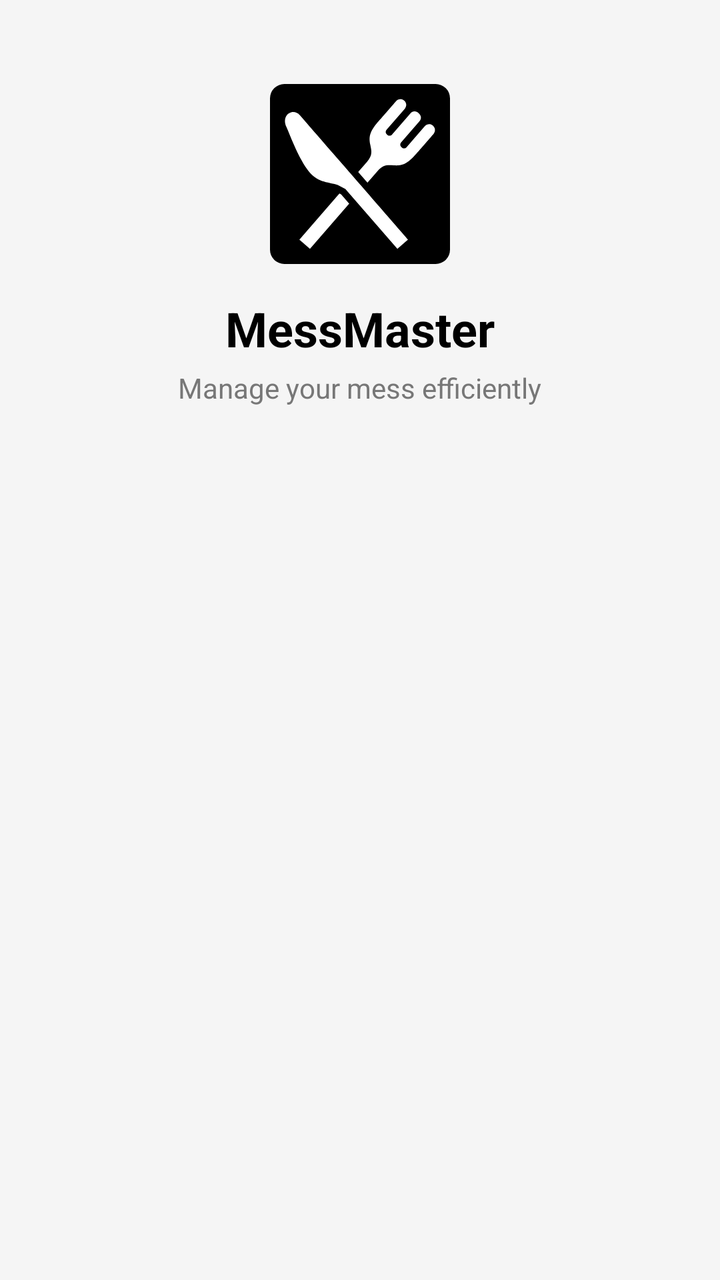
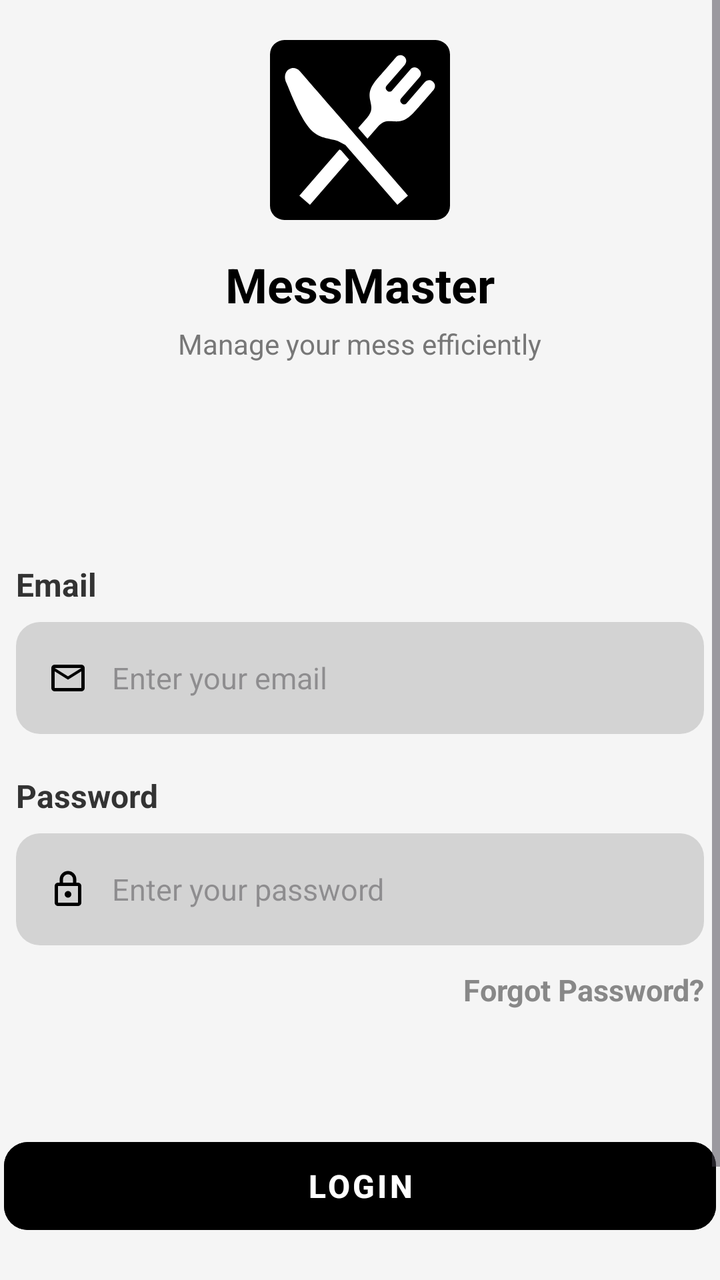

The first picture is an Android layout as it rendered before a commit; the second is the same layout after the commit. The layout source and the unified diff follow.
<!-- AndroidManifest.xml: application theme Theme.MessMaster -->
<!-- res/layout/activity_login.xml -->
<?xml version="1.0" encoding="utf-8"?>
<ScrollView xmlns:android="http://schemas.android.com/apk/res/android"
    xmlns:app="http://schemas.android.com/apk/res-auto"
    xmlns:tools="http://schemas.android.com/tools"
    android:id="@+id/main"
    android:layout_width="match_parent"
    android:layout_height="match_parent"
    android:background="#F5F5F5"
    tools:context=".MainActivity">

    <LinearLayout
        android:layout_width="match_parent"
        android:layout_height="match_parent"
        android:orientation="vertical"
        android:padding="2dp">

        <Space
            android:layout_width="match_parent"
            android:layout_height="40dp"/>

        <ImageView
            android:layout_width="90dp"
            android:layout_height="90dp"
            android:src="@drawable/login_icon"
            android:layout_gravity="center"/>

        <TextView
            android:layout_width="wrap_content"
            android:layout_height="wrap_content"
            android:text="MessMaster"
            android:textSize="24sp"
            android:textStyle="bold"
            android:textColor="#000"
            android:layout_gravity="center"
            android:layout_marginTop="16dp"/>

        <TextView
            android:layout_width="wrap_content"
            android:layout_height="wrap_content"
            android:text="Manage your mess efficiently"
            android:textSize="14sp"
            android:textColor="#777"
            android:layout_gravity="center"
            android:layout_marginTop="4dp"/>





    </LinearLayout>

</ScrollView>
<!-- resources referenced by this layout -->
<resources>
  <!-- drawable login_icon (drawable) -->
  <vector xmlns:android="http://schemas.android.com/apk/res/android"
      android:width="800dp"
      android:height="800dp"
      android:viewportWidth="614.4"
      android:viewportHeight="614.4">
    <path
        android:pathData="M49.15,0L565.25,0A49.15,49.15 0,0 1,614.4 49.15L614.4,565.25A49.15,49.15 0,0 1,565.25 614.4L49.15,614.4A49.15,49.15 0,0 1,0 565.25L0,49.15A49.15,49.15 0,0 1,49.15 0z"
        android:strokeWidth="0"
        android:fillColor="#000000"/>
    <path
        android:pathData="M101.77,106.44C78.96,80.24 37.21,105.03 55.88,146.35c12.44,27.56 36.47,94.92 70.02,143.44c33.56,48.52 69.33,43.33 105.45,55.08l25.95,13.42l177.55,204.2l35.91,-31.23l0.19,-0.16c-5.25,-6.05 -166.72,-191.78 -230.56,-265.2C177.19,193.22 112.86,119.2 101.77,106.44z"
        android:fillColor="#ffffff"/>
    <path
        android:pathData="M527.86,144.75l-61.94,71.27c-3.97,4.56 -10.86,5.03 -15.42,1.06l-2.2,-1.91c-4.53,-3.95 -5.03,-10.84 -1.06,-15.41l62.23,-71.59c10.22,-11.73 5.38,-22.13 -2.22,-28.72c-7.58,-6.58 -18.53,-9.94 -28.75,1.81l-62.23,71.59c-3.95,4.55 -10.86,5.03 -15.41,1.06l-2.19,-1.91c-4.56,-3.95 -5.05,-10.86 -1.09,-15.41l61.95,-71.27c18.3,-21.03 -12.3,-46.38 -30.16,-25.83c-21.39,24.59 -59.16,68.03 -59.16,68.03c-33,37.69 -32.5,55.34 -27.84,80.08c3.78,19.94 9.33,34.28 -11.16,57.84l-30.23,34.78l31.72,36.45l34.64,-39.84c20.47,-23.55 35.45,-20.05 55.72,-19.09c25.16,1.2 42.7,-0.77 75.42,-38.67c0,0 37.77,-43.47 59.16,-68.06C575.51,150.49 546.15,123.74 527.86,144.75z"
        android:fillColor="#ffffff"/>
    <path
        android:pathData="M236.96,373.89l-136.66,157.19l36.11,31.41l133.84,-153.94l-27.55,-31.69z"
        android:fillColor="#ffffff"/>
  </vector>
  <style name="Theme.MessMaster" parent="Base.Theme.MessMaster" />
  <style name="Base.Theme.MessMaster" parent="Theme.Material3.DayNight.NoActionBar">
          
          
      </style>
</resources>

<!-- the commit's change to res/layout/activity_login.xml (unified diff, before → after) -->
@@ -6,17 +6,19 @@
     android:layout_width="match_parent"
     android:layout_height="match_parent"
     android:background="#F5F5F5"
+    android:fitsSystemWindows="true"
     tools:context=".MainActivity">
 
     <LinearLayout
         android:layout_width="match_parent"
         android:layout_height="match_parent"
         android:orientation="vertical"
+        android:layout_gravity="center"
         android:padding="2dp">
 
         <Space
             android:layout_width="match_parent"
-            android:layout_height="40dp"/>
+            android:layout_height="80dp"/>
 
         <ImageView
             android:layout_width="90dp"
@@ -43,9 +45,165 @@
             android:layout_gravity="center"
             android:layout_marginTop="4dp"/>
 
-
-
-
+        <Space
+            android:layout_width="match_parent"
+            android:layout_height="100dp" />
+
+        <TextView
+            android:layout_width="match_parent"
+            android:layout_height="wrap_content"
+            android:text="Email"
+            android:textSize="16sp"
+            android:textStyle="bold"
+            android:textColor="#333333"
+            android:layout_marginBottom="8dp"
+            android:layout_marginHorizontal="6dp"/>
+
+        <LinearLayout
+            android:layout_width="match_parent"
+            android:layout_height="56dp"
+            android:orientation="horizontal"
+            android:background="@drawable/bg_input_field"
+            android:gravity="center_vertical"
+            android:paddingHorizontal="16dp"
+            android:layout_marginHorizontal="6dp">
+
+            <ImageView
+                android:layout_width="20dp"
+                android:layout_height="20dp"
+                android:src="@drawable/mail_icon"
+                android:contentDescription="Email Icon" />
+
+            <EditText
+                android:id="@+id/etEmail"
+                android:layout_width="0dp"
+                android:layout_height="match_parent"
+                android:layout_weight="1"
+                android:layout_marginStart="12dp"
+                android:hint="Enter your email"
+                android:hintTextColor="#000000"
+                android:textColor="#000000"
+                android:textSize="15sp"
+                android:background="@null"
+                android:inputType="textEmailAddress"
+                android:singleLine="true"
+                android:importantForAutofill="yes"
+                android:autofillHints="emailAddress" />
+
+        </LinearLayout>
+
+        <Space
+            android:layout_width="match_parent"
+            android:layout_height="20dp" />
+
+        <TextView
+            android:layout_width="match_parent"
+            android:layout_height="wrap_content"
+            android:text="Password"
+            android:textSize="16sp"
+            android:textStyle="bold"
+            android:textColor="#333333"
+            android:layout_marginBottom="8dp"
+            android:layout_marginHorizontal="6dp"/>
+
+        <LinearLayout
+            android:layout_width="match_parent"
+            android:layout_height="56dp"
+            android:orientation="horizontal"
+            android:background="@drawable/bg_input_field"
+            android:gravity="center_vertical"
+            android:paddingHorizontal="16dp"
+            android:layout_marginHorizontal="6dp">
+
+            <ImageView
+                android:layout_width="20dp"
+                android:layout_height="20dp"
+                android:src="@drawable/lock_icon"
+                android:contentDescription="Password Icon" />
+
+            <EditText
+                android:id="@+id/etPassword"
+                android:layout_width="0dp"
+                android:layout_height="match_parent"
+                android:layout_weight="1"
+                android:layout_marginStart="12dp"
+                android:hint="Enter your password"
+                android:hintTextColor="#BBBBBB"
+                android:textColor="#000000"
+                android:textSize="15sp"
+                android:background="@null"
+                android:inputType="textPassword"
+                android:singleLine="true"
+                android:importantForAutofill="yes"
+                android:autofillHints="password" />
+
+        </LinearLayout>
+
+        <TextView
+            android:id="@+id/tvForgotPassword"
+            android:layout_width="match_parent"
+            android:layout_height="wrap_content"
+            android:text="Forgot Password?"
+            android:textSize="15sp"
+            android:textColor="#888888"
+            android:textStyle="bold"
+            android:gravity="end"
+            android:layout_marginTop="12dp"
+            android:clickable="true"
+            android:focusable="true"
+            android:background="?attr/selectableItemBackgroundBorderless"
+            android:layout_marginRight="6dp"/>
+
+        <Space
+            android:layout_width="match_parent"
+            android:layout_height="60dp" />
+
+        <Button
+            android:id="@+id/btnLogin"
+            android:layout_width="match_parent"
+            android:layout_height="56dp"
+            android:text="Login"
+            android:textSize="16sp"
+            android:textColor="#FFFFFF"
+            android:textStyle="bold"
+            android:backgroundTint="#000000"
+            android:stateListAnimator="@null"
+            style="@style/Widget.MaterialComponents.Button"
+            app:cornerRadius="12dp" />
+
+        <LinearLayout
+            android:layout_width="wrap_content"
+            android:layout_height="wrap_content"
+            android:orientation="horizontal"
+            android:layout_gravity="center_horizontal"
+            android:layout_marginTop="20dp"
+            android:gravity="center_vertical">
+
+            <TextView
+                android:layout_width="wrap_content"
+                android:layout_height="wrap_content"
+                android:text="Don't have an account? "
+                android:textSize="14sp"
+                android:textColor="#888888" />
+
+            <TextView
+                android:id="@+id/tvRegister"
+                android:layout_width="wrap_content"
+                android:layout_height="wrap_content"
+                android:text="Register"
+                android:textSize="14sp"
+                android:textColor="#000000"
+                android:textStyle="bold"
+                android:paintFlags="8"
+                android:clickable="true"
+                android:focusable="true"
+                android:background="?attr/selectableItemBackgroundBorderless" />
+
+        </LinearLayout>
+
+        <Space
+            android:layout_width="match_parent"
+            android:layout_height="40dp" />
 
     </LinearLayout>
 
<!-- resource entries referenced after the edit -->
@@ -1,5 +1,25 @@
 <!-- resources referenced by this layout -->
 <resources>
+  <!-- drawable bg_input_field (drawable) -->
+  <?xml version="1.0" encoding="utf-8"?>
+  <shape xmlns:android="http://schemas.android.com/apk/res/android"
+      android:shape="rectangle">
+  
+      <solid android:color="#D3D3D3" />
+  
+      <corners android:radius="12dp" />
+  
+  </shape>
+  <!-- drawable lock_icon (drawable) -->
+  <vector xmlns:android="http://schemas.android.com/apk/res/android"
+      android:width="24dp"
+      android:height="24dp"
+      android:viewportWidth="960"
+      android:viewportHeight="960">
+    <path
+        android:pathData="M240,880q-33,0 -56.5,-23.5T160,800v-400q0,-33 23.5,-56.5T240,320h40v-80q0,-83 58.5,-141.5T480,40q83,0 141.5,58.5T680,240v80h40q33,0 56.5,23.5T800,400v400q0,33 -23.5,56.5T720,880L240,880ZM240,800h480v-400L240,400v400ZM536.5,656.5Q560,633 560,600t-23.5,-56.5Q513,520 480,520t-56.5,23.5Q400,567 400,600t23.5,56.5Q447,680 480,680t56.5,-23.5ZM360,320h240v-80q0,-50 -35,-85t-85,-35q-50,0 -85,35t-35,85v80ZM240,800v-400,400Z"
+        android:fillColor="#000000"/>
+  </vector>
   <!-- drawable login_icon (drawable) -->
   <vector xmlns:android="http://schemas.android.com/apk/res/android"
       android:width="800dp"
@@ -20,6 +40,16 @@
         android:pathData="M236.96,373.89l-136.66,157.19l36.11,31.41l133.84,-153.94l-27.55,-31.69z"
         android:fillColor="#ffffff"/>
   </vector>
+  <!-- drawable mail_icon (drawable) -->
+  <vector xmlns:android="http://schemas.android.com/apk/res/android"
+      android:width="24dp"
+      android:height="24dp"
+      android:viewportWidth="960"
+      android:viewportHeight="960">
+    <path
+        android:pathData="M160,800q-33,0 -56.5,-23.5T80,720v-480q0,-33 23.5,-56.5T160,160h640q33,0 56.5,23.5T880,240v480q0,33 -23.5,56.5T800,800L160,800ZM480,520L160,320v400h640v-400L480,520ZM480,440 L800,240L160,240l320,200ZM160,320v-80,480 -400Z"
+        android:fillColor="#000000"/>
+  </vector>
   <style name="Theme.MessMaster" parent="Base.Theme.MessMaster" />
   <style name="Base.Theme.MessMaster" parent="Theme.Material3.DayNight.NoActionBar">
           
